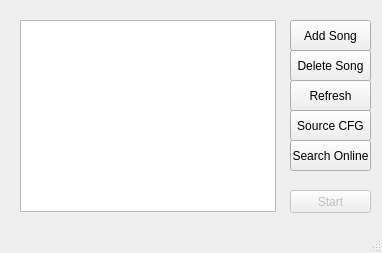
The window that src/mainwindow.ui (Catishere/karaoke-master) describes before a commit, drawn with Qt 5.
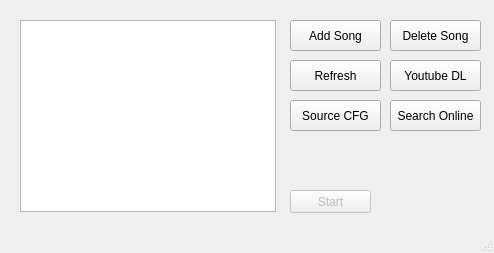
The same window after the commit.

Commit message: added youtube and online support

```diff
--- a/src/mainwindow.ui
+++ b/src/mainwindow.ui
@@ -6,20 +6,20 @@
    <rect>
     <x>0</x>
     <y>0</y>
-    <width>382</width>
+    <width>494</width>
     <height>253</height>
    </rect>
   </property>
   <property name="minimumSize">
    <size>
-    <width>382</width>
+    <width>494</width>
     <height>253</height>
    </size>
   </property>
   <property name="maximumSize">
    <size>
-    <width>382</width>
-    <height>500</height>
+    <width>500</width>
+    <height>253</height>
    </size>
   </property>
   <property name="windowTitle">
@@ -41,7 +41,7 @@
      <rect>
       <x>290</x>
       <y>20</y>
-      <width>81</width>
+      <width>91</width>
       <height>31</height>
      </rect>
     </property>
@@ -53,8 +53,8 @@
     <property name="geometry">
      <rect>
       <x>290</x>
-      <y>80</y>
-      <width>81</width>
+      <y>60</y>
+      <width>91</width>
       <height>31</height>
      </rect>
     </property>
@@ -66,8 +66,8 @@
     <property name="geometry">
      <rect>
       <x>290</x>
-      <y>110</y>
-      <width>81</width>
+      <y>100</y>
+      <width>91</width>
       <height>31</height>
      </rect>
     </property>
@@ -144,9 +144,9 @@
    <widget class="QPushButton" name="deleteSongButton">
     <property name="geometry">
      <rect>
-      <x>290</x>
-      <y>50</y>
-      <width>81</width>
+      <x>390</x>
+      <y>20</y>
+      <width>91</width>
       <height>31</height>
      </rect>
     </property>
@@ -157,9 +157,9 @@
    <widget class="QPushButton" name="searchOnlineButton">
     <property name="geometry">
      <rect>
-      <x>290</x>
-      <y>140</y>
-      <width>81</width>
+      <x>390</x>
+      <y>100</y>
+      <width>91</width>
       <height>31</height>
      </rect>
     </property>
@@ -167,6 +167,19 @@
      <string>Search Online</string>
     </property>
    </widget>
+   <widget class="QPushButton" name="youtubeButton">
+    <property name="geometry">
+     <rect>
+      <x>390</x>
+      <y>60</y>
+      <width>91</width>
+      <height>31</height>
+     </rect>
+    </property>
+    <property name="text">
+     <string>Youtube DL</string>
+    </property>
+   </widget>
   </widget>
   <widget class="QMenuBar" name="menuBar">
    <property name="geometry">
```
Left out of the diff: 2 changed lines with no effect on the pictures. The commit also changes 3 other files.
